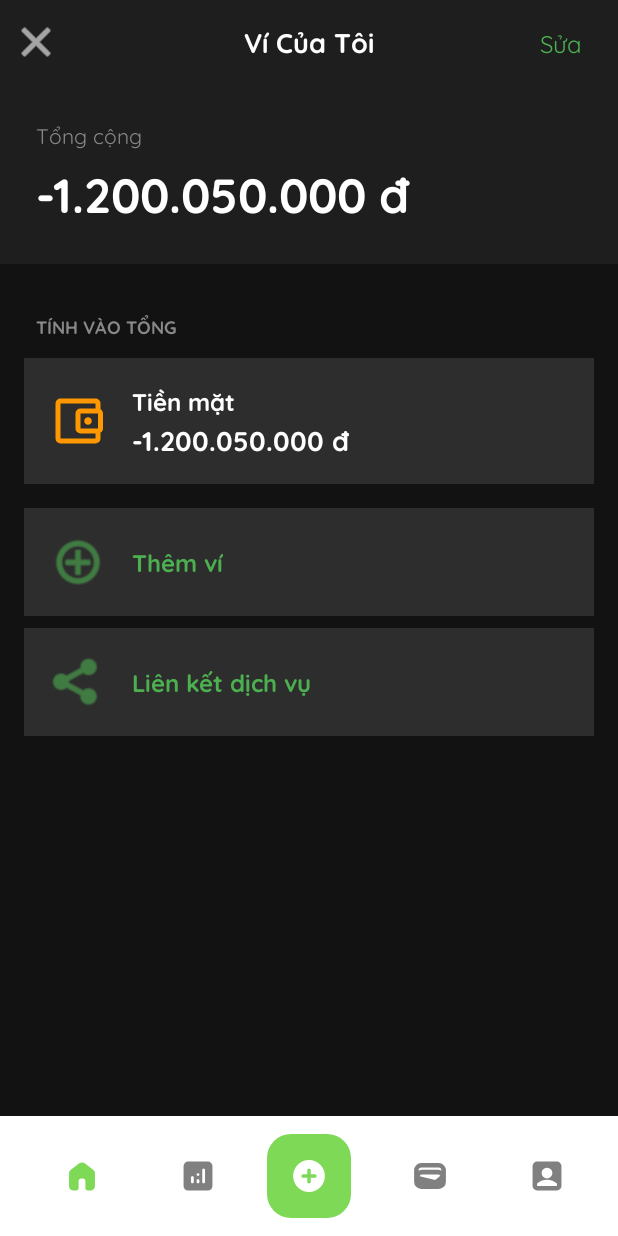
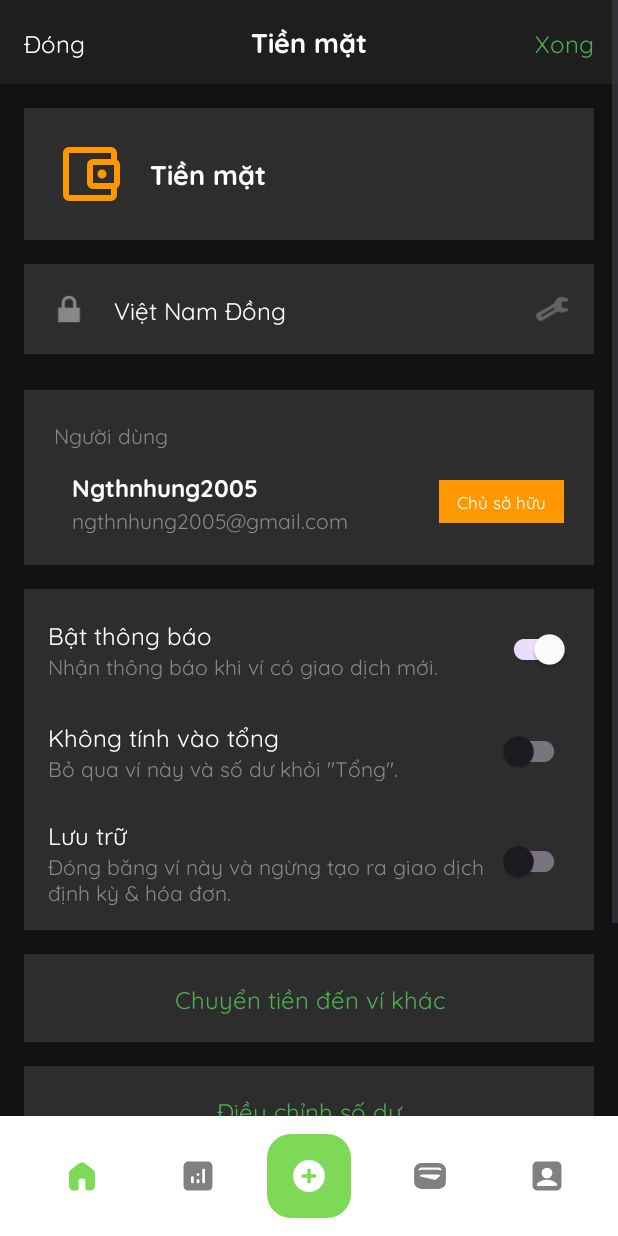
Before and after one commit to qchau0202/budtrack, an Android app: the fragment WalletFragment placed in its activity, after a tap on "Sửa", on a phone screen of 412 x 824 dp. Run offline under Robolectric (Android 15) with nearby library versions, the light colour scheme and no system bars.

Commit message:
[Wallet Edit Fragment] Edit UI

```diff
--- /dev/null
+++ b/app/src/main/java/vn/edu/tdtu/lhqc/budtrack/fragments/WalletEditFragment.java
@@ -0,0 +1,133 @@
+package vn.edu.tdtu.lhqc.budtrack.fragments;
+
+import android.os.Bundle;
+import android.text.InputType;
+import android.view.LayoutInflater;
+import android.view.View;
+import android.view.ViewGroup;
+import android.widget.EditText;
+import android.widget.TextView;
+import android.widget.Toast;
+
+import androidx.annotation.NonNull;
+import androidx.annotation.Nullable;
+import androidx.appcompat.app.AlertDialog;
+import androidx.appcompat.widget.SwitchCompat;
+import androidx.fragment.app.Fragment;
+
+import java.text.DecimalFormat;
+
+import vn.edu.tdtu.lhqc.budtrack.R;
+
+public class WalletEditFragment extends Fragment {
+
+    private TextView tvWalletName;
+    private SwitchCompat switchNotification;
+    private SwitchCompat switchExcludeTotal;
+    private SwitchCompat switchArchive;
+
+    public WalletEditFragment() {}
+
+    public static WalletEditFragment newInstance() {
+        return new WalletEditFragment();
+    }
+
+    @Override
+    public View onCreateView(LayoutInflater inflater, ViewGroup container,
+                             Bundle savedInstanceState) {
+        return inflater.inflate(R.layout.fragment_wallet_edit, container, false);
+    }
+
+    @Override
+    public void onViewCreated(@NonNull View view, @Nullable Bundle savedInstanceState) {
+        super.onViewCreated(view, savedInstanceState);
+
+        // Top bar
+        view.findViewById(R.id.btn_close).setOnClickListener(v ->
+                requireActivity().getSupportFragmentManager().popBackStack());
+
+        view.findViewById(R.id.btn_done).setOnClickListener(v -> {
+            saveWalletChanges();
+            Toast.makeText(requireContext(), "Đã lưu thay đổi", Toast.LENGTH_SHORT).show();
+            requireActivity().getSupportFragmentManager().popBackStack();
+        });
+
+        // Views
+        tvWalletName = view.findViewById(R.id.tv_wallet_name);
+        switchNotification = view.findViewById(R.id.switch_notification);
+        switchExcludeTotal = view.findViewById(R.id.switch_exclude_total);
+        switchArchive = view.findViewById(R.id.switch_archive);
+
+        // Action buttons
+        view.findViewById(R.id.btn_transfer).setOnClickListener(v ->
+                Toast.makeText(requireContext(), "Chuyển tiền đến ví khác", Toast.LENGTH_SHORT).show());
+
+        view.findViewById(R.id.btn_edit_balance).setOnClickListener(v -> showEditBalanceDialog());
+
+        view.findViewById(R.id.btn_delete).setOnClickListener(v -> showDeleteConfirmationDialog());
+    }
+
+    private void saveWalletChanges() {
+        String walletName = tvWalletName.getText().toString().trim();
+        boolean notify = switchNotification.isChecked();
+        boolean excludeFromTotal = switchExcludeTotal.isChecked();
+        boolean archived = switchArchive.isChecked();
+
+        // TODO: Save to Room / ViewModel
+    }
+
+    private void showEditBalanceDialog() {
+        EditText input = new EditText(requireContext());
+        input.setInputType(InputType.TYPE_CLASS_NUMBER | InputType.TYPE_NUMBER_FLAG_SIGNED);
+        input.setHint("Nhập số dư mới (ví dụ: 5000000 hoặc -1200050000)");
+        input.setTextSize(18);
+        input.setPadding(50, 40, 50, 40);
+
+        new AlertDialog.Builder(requireContext())
+                .setTitle("Điều chỉnh số dư")
+                .setView(input)
+                .setPositiveButton("Cập nhật", (dialog, which) -> {
+                    String text = input.getText().toString().trim();
+                    if (!text.isEmpty()) {
+                        try {
+                            long newBalance = Long.parseLong(text);
+                            updateWalletBalance(newBalance);
+                        } catch (NumberFormatException e) {
+                            Toast.makeText(requireContext(), "Số không hợp lệ", Toast.LENGTH_SHORT).show();
+                        }
+                    }
+                })
+                .setNegativeButton("Hủy", null)
+                .show();
+    }
+
+    private void updateWalletBalance(long newBalance) {
+        // TODO: Update balance in database (Room)
+        // TODO: Update total balance in WalletFragment / ViewModel
+
+        Toast.makeText(requireContext(),
+                "Số dư đã cập nhật: " + formatCurrency(newBalance) + " đ",
+                Toast.LENGTH_LONG).show();
+    }
+
+    private void showDeleteConfirmationDialog() {
+        String walletName = tvWalletName.getText().toString();
+
+        new AlertDialog.Builder(requireContext())
+                .setTitle("Xóa ví")
+                .setMessage("Bạn có chắc chắn muốn xóa ví \"" + walletName + "\"?\nHành động này không thể hoàn tác.")
+                .setPositiveButton("Xóa", (dialog, which) -> {
+                    // TODO: Delete wallet from database
+                    Toast.makeText(requireContext(), "Đã xóa ví \"" + walletName + "\"", Toast.LENGTH_SHORT).show();
+                    requireActivity().getSupportFragmentManager().popBackStack();
+                })
+                .setNegativeButton("Hủy", null)
+                .show();
+    }
+
+    private String formatCurrency(long amount) {
+        DecimalFormat formatter = new DecimalFormat("#,###");
+        String formatted = formatter.format(Math.abs(amount));
+        return amount < 0 ? "-" + formatted : formatted;
+    }
+}
--- a/app/src/main/java/vn/edu/tdtu/lhqc/budtrack/fragments/WalletFragment.java
+++ b/app/src/main/java/vn/edu/tdtu/lhqc/budtrack/fragments/WalletFragment.java
@@ -7,6 +7,7 @@ import android.view.ViewGroup;
 import android.widget.Toast;
 
 import androidx.fragment.app.Fragment;
+import androidx.fragment.app.FragmentTransaction;
 
 import vn.edu.tdtu.lhqc.budtrack.R;
 
@@ -25,22 +26,28 @@ public class WalletFragment extends Fragment {
                              Bundle savedInstanceState) {
         View root = inflater.inflate(R.layout.fragment_wallet, container, false);
 
-        // Top bar actions
+        // Close button (back)
         root.findViewById(R.id.btn_close).setOnClickListener(v ->
                 requireActivity().getSupportFragmentManager().popBackStack());
 
-        root.findViewById(R.id.btn_edit).setOnClickListener(v ->
-                Toast.makeText(requireContext(), "Chỉnh sửa ví", Toast.LENGTH_SHORT).show());
+        // Edit button → Open WalletEditFragment
+        root.findViewById(R.id.btn_edit).setOnClickListener(v -> {
+            FragmentTransaction transaction = requireActivity()
+                    .getSupportFragmentManager()
+                    .beginTransaction();
 
-        // Add wallet
+            transaction.replace(R.id.fragment_container, WalletEditFragment.newInstance());
+            transaction.addToBackStack(null); // Allows user to press back and return here
+            transaction.commit();
+        });
+
+        // Add wallet button
         root.findViewById(R.id.btn_add_wallet).setOnClickListener(v ->
                 Toast.makeText(requireContext(), "Thêm ví mới", Toast.LENGTH_SHORT).show());
 
-        // Link service
+        // Link service button
         root.findViewById(R.id.btn_link_service).setOnClickListener(v ->
                 Toast.makeText(requireContext(), "Liên kết dịch vụ", Toast.LENGTH_SHORT).show());
-
-        // You can later replace Toasts with navigation to AddWalletFragment, etc.
 
         return root;
     }
--- /dev/null
+++ b/app/src/main/res/layout/fragment_wallet_edit.xml
@@ -0,0 +1,355 @@
+<?xml version="1.0" encoding="utf-8"?>
+<ScrollView xmlns:android="http://schemas.android.com/apk/res/android"
+    xmlns:app="http://schemas.android.com/apk/res-auto"
+    android:layout_width="match_parent"
+    android:layout_height="match_parent"
+    android:background="#121212"
+    android:fillViewport="true">
+
+    <LinearLayout
+        android:layout_width="match_parent"
+        android:layout_height="wrap_content"
+        android:orientation="vertical">
+
+        <!-- Top Bar -->
+        <RelativeLayout
+            android:layout_width="match_parent"
+            android:layout_height="56dp"
+            android:background="#1E1E1E">
+
+            <TextView
+                android:id="@+id/btn_close"
+                android:layout_width="wrap_content"
+                android:layout_height="wrap_content"
+                android:layout_alignParentStart="true"
+                android:layout_centerVertical="true"
+                android:padding="16dp"
+                android:text="Đóng"
+                android:textColor="#FFFFFF"
+                android:textSize="16sp" />
+
+            <TextView
+                android:layout_width="wrap_content"
+                android:layout_height="wrap_content"
+                android:layout_centerInParent="true"
+                android:text="Tiền mặt"
+                android:textColor="#FFFFFF"
+                android:textSize="18sp"
+                android:textStyle="bold" />
+
+            <TextView
+                android:id="@+id/btn_done"
+                android:layout_width="wrap_content"
+                android:layout_height="wrap_content"
+                android:layout_alignParentEnd="true"
+                android:layout_centerVertical="true"
+                android:padding="16dp"
+                android:text="Xong"
+                android:textColor="#4CAF50"
+                android:textSize="16sp" />
+        </RelativeLayout>
+
+        <!-- Wallet Icon + Name -->
+        <LinearLayout
+            android:id="@+id/layout_wallet_info"
+            android:layout_width="match_parent"
+            android:layout_height="wrap_content"
+            android:layout_margin="16dp"
+            android:background="#2D2D2D"
+            android:clipToPadding="false"
+            android:elevation="4dp"
+            android:gravity="center_vertical"
+            android:orientation="horizontal"
+            android:padding="20dp">
+
+            <ImageView
+                android:id="@+id/iv_wallet_icon"
+                android:layout_width="48dp"
+                android:layout_height="48dp"
+                android:src="@drawable/ic_wallet_cash"
+                app:tint="#FF9800" />
+
+            <TextView
+                android:id="@+id/tv_wallet_name"
+                android:layout_width="wrap_content"
+                android:layout_height="wrap_content"
+                android:layout_marginStart="16dp"
+                android:text="Tiền mặt"
+                android:textColor="#FFFFFF"
+                android:textSize="18sp"
+                android:textStyle="bold" />
+        </LinearLayout>
+
+        <!-- Currency -->
+        <LinearLayout
+            android:layout_width="match_parent"
+            android:layout_height="wrap_content"
+            android:layout_marginHorizontal="16dp"
+            android:layout_marginBottom="8dp"
+            android:background="#2D2D2D"
+            android:gravity="center_vertical"
+            android:orientation="horizontal"
+            android:padding="16dp">
+
+            <ImageView
+                android:layout_width="28dp"
+                android:layout_height="28dp"
+                android:src="@android:drawable/ic_lock_lock"
+                app:tint="#888888" />
+
+            <TextView
+                android:layout_width="0dp"
+                android:layout_height="wrap_content"
+                android:layout_marginStart="16dp"
+                android:layout_weight="1"
+                android:text="Việt Nam Đồng"
+                android:textColor="#FFFFFF"
+                android:textSize="16sp" />
+
+            <ImageView
+                android:layout_width="24dp"
+                android:layout_height="24dp"
+                android:src="@android:drawable/ic_menu_manage"
+                app:tint="#888888" />
+        </LinearLayout>
+
+        <!-- Owner Info -->
+        <LinearLayout
+            android:layout_width="match_parent"
+            android:layout_height="wrap_content"
+            android:layout_margin="16dp"
+            android:background="#2D2D2D"
+            android:orientation="vertical"
+            android:padding="20dp">
+
+            <TextView
+                android:layout_width="wrap_content"
+                android:layout_height="wrap_content"
+                android:text="Người dùng"
+                android:textColor="#888888"
+                android:textSize="14sp" />
+
+            <LinearLayout
+                android:layout_width="match_parent"
+                android:layout_height="wrap_content"
+                android:layout_marginTop="12dp"
+                android:gravity="center_vertical"
+                android:orientation="horizontal">
+
+                <LinearLayout
+                    android:layout_width="0dp"
+                    android:layout_height="wrap_content"
+                    android:layout_marginStart="12dp"
+                    android:layout_weight="1"
+                    android:orientation="vertical">
+
+                    <TextView
+                        android:id="@+id/tv_user_name"
+                        android:layout_width="wrap_content"
+                        android:layout_height="wrap_content"
+                        android:text="Ngthnhung2005"
+                        android:textColor="#FFFFFF"
+                        android:textSize="16sp"
+                        android:textStyle="bold" />
+
+                    <TextView
+                        android:id="@+id/tv_user_email"
+                        android:layout_width="wrap_content"
+                        android:layout_height="wrap_content"
+                        android:text="ngthnhung2005@gmail.com"
+                        android:textColor="#888888"
+                        android:textSize="14sp" />
+                </LinearLayout>
+
+                <TextView
+                    android:layout_width="wrap_content"
+                    android:layout_height="wrap_content"
+                    android:layout_marginStart="8dp"
+                    android:background="#FF9800"
+                    android:paddingHorizontal="12dp"
+                    android:paddingVertical="6dp"
+                    android:text="Chủ sở hữu"
+                    android:textColor="#FFFFFF"
+                    android:textSize="11sp" />
+            </LinearLayout>
+        </LinearLayout>
+
+        <!-- Toggles Section -->
+        <LinearLayout
+            android:layout_width="match_parent"
+            android:layout_height="wrap_content"
+            android:layout_marginHorizontal="16dp"
+            android:background="#2D2D2D"
+            android:orientation="vertical"
+            android:padding="16dp">
+
+            <!-- Notification -->
+            <LinearLayout
+                android:layout_width="match_parent"
+                android:layout_height="wrap_content"
+                android:layout_marginBottom="20dp"
+                android:gravity="center_vertical"
+                android:orientation="horizontal">
+
+                <!-- FIX: Added labelFor to link text to the switch -->
+                <LinearLayout
+                    android:layout_width="0dp"
+                    android:layout_height="wrap_content"
+                    android:layout_weight="1"
+                    android:orientation="vertical"
+                    android:labelFor="@+id/switch_notification">
+
+                    <TextView
+                        android:layout_width="wrap_content"
+                        android:layout_height="wrap_content"
+                        android:text="Bật thông báo"
+                        android:textColor="#FFFFFF"
+                        android:textSize="16sp" />
+
+                    <TextView
+                        android:layout_width="wrap_content"
+                        android:layout_height="wrap_content"
+                        android:text="Nhận thông báo khi ví có giao dịch mới."
+                        android:textColor="#888888"
+                        android:textSize="14sp" />
+                </LinearLayout>
+
+                <androidx.appcompat.widget.SwitchCompat
+                    android:id="@+id/switch_notification"
+                    android:layout_width="wrap_content"
+                    android:layout_height="wrap_content"
+                    android:checked="true"
+                    android:contentDescription="Bật thông báo" />
+            </LinearLayout>
+
+            <!-- Exclude from total -->
+            <LinearLayout
+                android:layout_width="match_parent"
+                android:layout_height="wrap_content"
+                android:layout_marginBottom="20dp"
+                android:gravity="center_vertical"
+                android:orientation="horizontal">
+
+                <!-- FIX: Added labelFor to link text to the switch -->
+                <LinearLayout
+                    android:layout_width="0dp"
+                    android:layout_height="wrap_content"
+                    android:layout_weight="1"
+                    android:orientation="vertical"
+                    android:labelFor="@+id/switch_exclude_total">
+
+                    <TextView
+                        android:layout_width="wrap_content"
+                        android:layout_height="wrap_content"
+                        android:text="Không tính vào tổng"
+                        android:textColor="#FFFFFF"
+                        android:textSize="16sp" />
+
+                    <TextView
+                        android:layout_width="wrap_content"
+                        android:layout_height="wrap_content"
+                        android:text="Bỏ qua ví này và số dư khỏi &quot;Tổng&quot;."
+                        android:textColor="#888888"
+                        android:textSize="14sp" />
+                </LinearLayout>
+
+                <androidx.appcompat.widget.SwitchCompat
+                    android:id="@+id/switch_exclude_total"
+                    android:layout_width="wrap_content"
+                    android:layout_height="wrap_content"
+                    android:contentDescription="Không tính vào tổng" />
+            </LinearLayout>
+
+            <!-- Archive -->
+            <LinearLayout
+                android:layout_width="match_parent"
+                android:layout_height="wrap_content"
+                android:gravity="center_vertical"
+                android:orientation="horizontal">
+
+                <!-- FIX: Added labelFor to link text to the switch -->
+                <LinearLayout
+                    android:layout_width="0dp"
+                    android:layout_height="wrap_content"
+                    android:layout_weight="1"
+                    android:orientation="vertical"
+                    android:labelFor="@+id/switch_archive">
+
+                    <TextView
+                        android:layout_width="wrap_content"
+                        android:layout_height="wrap_content"
+                        android:text="Lưu trữ"
+                        android:textColor="#FFFFFF"
+                        android:textSize="16sp" />
+
+                    <TextView
+                        android:layout_width="wrap_content"
+                        android:layout_height="wrap_content"
+                        android:text="Đóng băng ví này và ngừng tạo ra giao dịch định kỳ &amp; hóa đơn."
+                        android:textColor="#888888"
+                        android:textSize="14sp" />
+                </LinearLayout>
+
+                <androidx.appcompat.widget.SwitchCompat
+                    android:id="@+id/switch_archive"
+                    android:layout_width="wrap_content"
+                    android:layout_height="wrap_content"
+                    android:contentDescription="Lưu trữ" />
+            </LinearLayout>
+        </LinearLayout>
+
+        <!-- Action Buttons -->
+        <TextView
+            android:id="@+id/btn_transfer"
+            android:layout_width="match_parent"
+            android:layout_height="wrap_content"
+            android:layout_margin="16dp"
+            android:background="#2D2D2D"
+            android:clickable="true"
+            android:focusable="true"
+            android:foreground="?attr/selectableItemBackground"
+            android:gravity="center"
+            android:padding="18dp"
+            android:text="Chuyển tiền đến ví khác"
+            android:textColor="#4CAF50"
+            android:textSize="16sp" />
+
+        <TextView
+            android:id="@+id/btn_edit_balance"
+            android:layout_width="match_parent"
+            android:layout_height="wrap_content"
+            android:layout_marginStart="16dp"
+            android:layout_marginEnd="16dp"
+            android:layout_marginBottom="8dp"
+            android:background="#2D2D2D"
+            android:clickable="true"
+            android:focusable="true"
+            android:foreground="?attr/selectableItemBackground"
+            android:gravity="center"
+            android:padding="18dp"
+            android:text="Điều chỉnh số dư"
+            android:textColor="#4CAF50"
+            android:textSize="16sp" />
+
+        <TextView
+            android:id="@+id/btn_delete"
+            android:layout_width="match_parent"
+            android:layout_height="wrap_content"
+            android:layout_margin="16dp"
+            android:background="#2D2D2D"
+            android:clickable="true"
+            android:focusable="true"
+            android:foreground="?attr/selectableItemBackground"
+            android:gravity="center"
+            android:padding="18dp"
+            android:text="Xóa"
+            android:textColor="#F44336"
+            android:textSize="16sp" />
+
+        <!-- Extra space at bottom -->
+        <View
+            android:layout_width="match_parent"
+            android:layout_height="32dp" />
+
+    </LinearLayout>
+</ScrollView>
```
